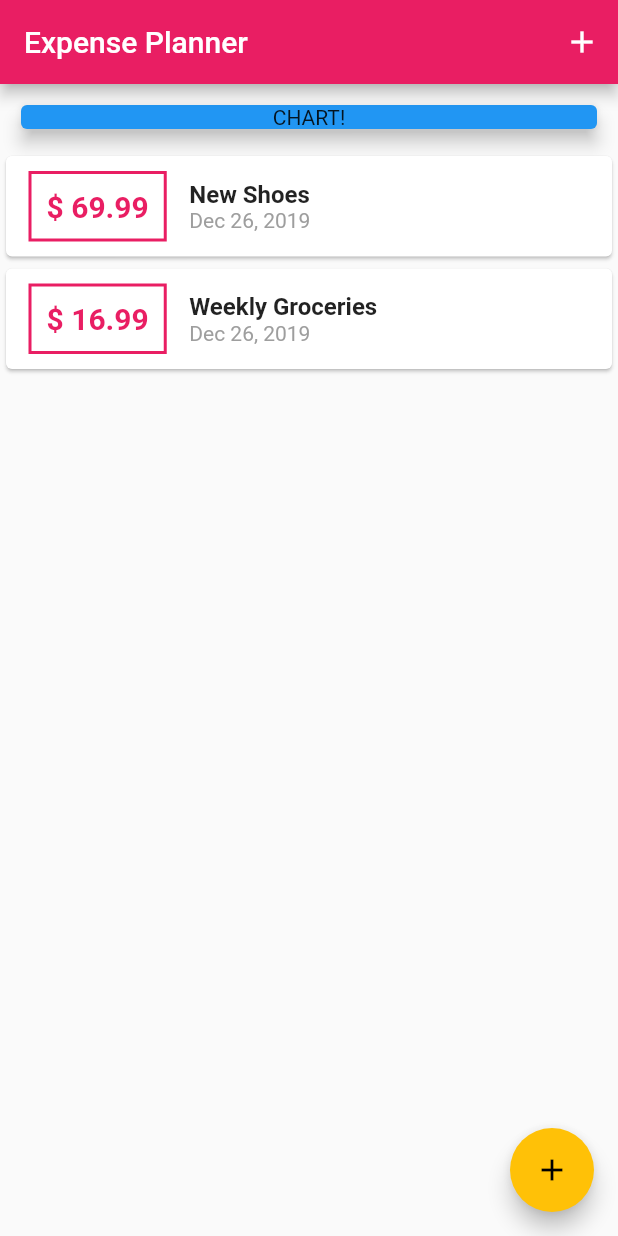
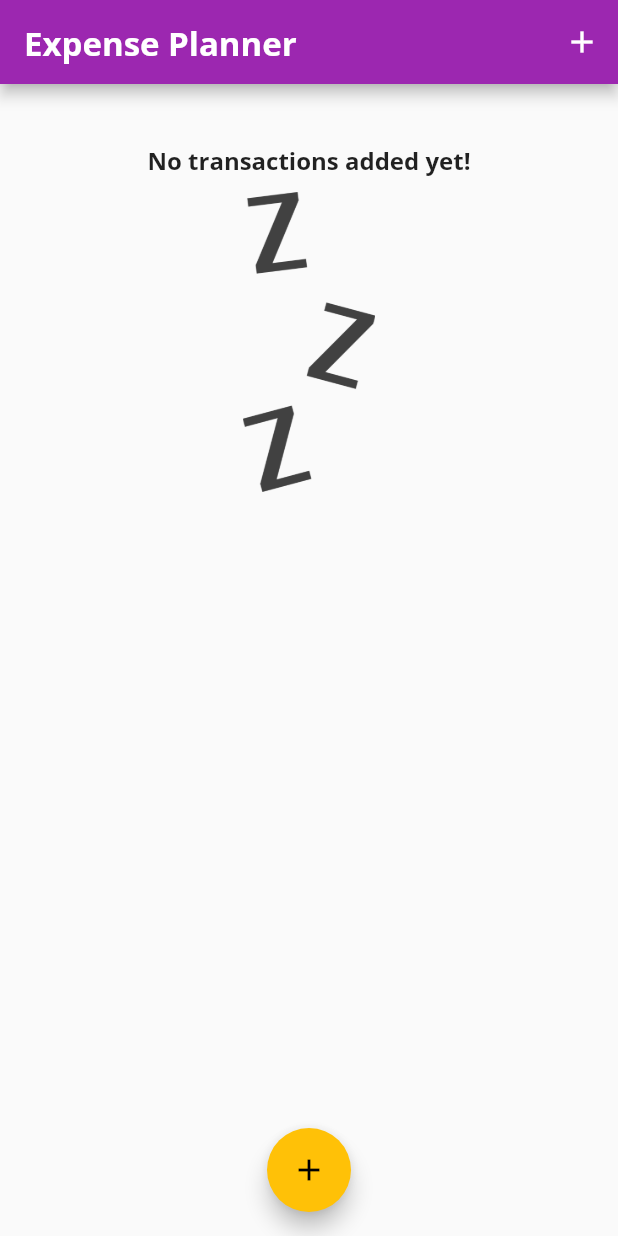
Before and after one commit to bigpel66/Flutter_Practice, a Flutter app: the screen it shows after launch, on a phone screen of 412 x 824 dp. Run offline on Flutter 3.47's test engine with Material 2 defaults, Android fonts, the phone set to English and light mode, and no system bars; statements that could not run were skipped.

Commit message:
char class added

```diff
--- a/Udemy/Learn Flutter & Dart to Build iOS & Android Apps/Section 04/flutter_expense_planner/lib/main.dart
+++ b/Udemy/Learn Flutter & Dart to Build iOS & Android Apps/Section 04/flutter_expense_planner/lib/main.dart
@@ -2,14 +2,32 @@ import 'package:flutter/material.dart';
 import './widgets/transaction_list.dart';
 import './widgets/new_transaction.dart';
 import './models/transaction.dart';
+import './widgets/chart.dart';
 
 void main() => runApp(
       MaterialApp(
         title: 'Practice with Udemy',
         home: MyHomePage(),
         theme: ThemeData(
-          primarySwatch: Colors.pink,
+          primarySwatch: Colors.purple,
           accentColor: Colors.amber,
+          fontFamily: 'Quicksand',
+          textTheme: ThemeData.light().textTheme.copyWith(
+                title: TextStyle(
+                  fontFamily: 'OpenSans',
+                  fontWeight: FontWeight.bold,
+                  fontSize: 16,
+                ),
+              ),
+          appBarTheme: AppBarTheme(
+            textTheme: ThemeData.light().textTheme.copyWith(
+                  title: TextStyle(
+                    fontFamily: 'OpenSans',
+                    fontWeight: FontWeight.bold,
+                    fontSize: 22,
+                  ),
+                ),
+          ),
         ),
       ),
     );
@@ -21,18 +39,18 @@ class MyHomePage extends StatefulWidget {
 
 class _MyHomePageState extends State<MyHomePage> {
   final List<Transaction> _userTransactions = [
-    Transaction(
-      id: 't1',
-      title: 'New Shoes',
-      amount: 69.99,
-      date: DateTime.now(),
-    ),
-    Transaction(
-      id: 't2',
-      title: 'Weekly Groceries',
-      amount: 16.99,
-      date: DateTime.now(),
-    ),
+    // Transaction(
+    //   id: 't1',
+    //   title: 'New Shoes',
+    //   amount: 69.99,
+    //   date: DateTime.now(),
+    // ),
+    // Transaction(
+    //   id: 't2',
+    //   title: 'Weekly Groceries',
+    //   amount: 16.99,
+    //   date: DateTime.now(),
+    // ),
   ];
 
   void _addNewTransaction(String title, double amount) {
@@ -76,23 +94,12 @@ class _MyHomePageState extends State<MyHomePage> {
         child: Column(
           crossAxisAlignment: CrossAxisAlignment.stretch,
           children: <Widget>[
-            Container(
-              margin: EdgeInsets.all(10),
-              width: double.infinity,
-              child: Card(
-                color: Colors.blue,
-                child: Text(
-                  'CHART!',
-                  textAlign: TextAlign.center,
-                ),
-                elevation: 5,
-              ),
-            ),
+            Chart(recentTransactions: _recentTransactions),
             TransactionList(currentTransactionList: _userTransactions),
           ],
         ),
       ),
-      floatingActionButtonLocation: FloatingActionButtonLocation.endFloat,
+      floatingActionButtonLocation: FloatingActionButtonLocation.centerFloat,
       floatingActionButton: FloatingActionButton(
         child: Icon(Icons.add),
         onPressed: () => _startAddNewTransaction(context),
--- /dev/null
+++ b/Udemy/Learn Flutter & Dart to Build iOS & Android Apps/Section 04/flutter_expense_planner/lib/widgets/chart.dart
@@ -0,0 +1,41 @@
+import 'package:flutter/material.dart';
+import 'package:intl/intl.dart';
+import '../models/transaction.dart';
+
+class Chart extends StatelessWidget {
+  final List<Transaction> recentTransactions;
+
+  Chart({@required this.recentTransactions});
+
+  List<Map<String, Object>> get groupedTransactionValues {
+    return List.generate(7, (index) {
+      final weekDay = DateTime.now().subtract(Duration(days: index));
+      double totalAmount = 0.0;
+
+      for (int i = 0; i < recentTransactions.length; i++) {
+        if (weekDay.day == recentTransactions[i].date.day &&
+            weekDay.month == recentTransactions[i].date.month &&
+            weekDay.year == recentTransactions[i].date.year) {
+          totalAmount = totalAmount + recentTransactions[i].amount;
+        }
+      }
+
+      return {'day': DateFormat.E(weekDay), 'amount': totalAmount};
+    });
+  }
+
+  @override
+  Widget build(BuildContext context) {
+    return Card(
+      margin: EdgeInsets.all(20),
+      child: Row(
+        children: <Widget>[
+          Column(
+            children: <Widget>[],
+          ),
+        ],
+      ),
+      elevation: 6,
+    );
+  }
+}
--- a/Udemy/Learn Flutter & Dart to Build iOS & Android Apps/Section 04/flutter_expense_planner/lib/widgets/transaction_list.dart
+++ b/Udemy/Learn Flutter & Dart to Build iOS & Android Apps/Section 04/flutter_expense_planner/lib/widgets/transaction_list.dart
@@ -11,7 +11,24 @@ class TransactionList extends StatelessWidget {
   Widget build(BuildContext context) {
     return Container(
       height: 300,
-      child: ListView.builder(
+      child: currentTransactionList.isEmpty
+          ? Column(
+              children: <Widget>[
+                Text(
+                  'No transactions added yet!',
+                  style: Theme.of(context).textTheme.title,
+                ),
+                SizedBox(height: 10),
+                Container(
+                  height: 200,
+                  child: Image.asset(
+                    'assets/images/waiting.png',
+                    fit: BoxFit.cover,
+                  ),
+                ),
+              ],
+            )
+          : ListView.builder(
               itemBuilder: (ctx, index) {
                 return Card(
                   child: Row(
@@ -42,10 +59,7 @@ class TransactionList extends StatelessWidget {
                         children: <Widget>[
                           Text(
                             currentTransactionList[index].title,
-                      style: TextStyle(
-                        fontSize: 16,
-                        fontWeight: FontWeight.bold,
-                      ),
+                            style: Theme.of(context).textTheme.title,
                           ),
                           Text(
                             DateFormat()
```
Also changed, not shown: Udemy/Learn Flutter & Dart to Build iOS & Android Apps/Section 04/flutter_expense_planner/pubspec.yaml (+13 -0 lines), Udemy/Learn Flutter & Dart to Build iOS & Android Apps/Section 04/flutter_expense_planner/assets/fonts/OpenSans-Bold.ttf (added), Udemy/Learn Flutter & Dart to Build iOS & Android Apps/Section 04/flutter_expense_planner/assets/fonts/OpenSans-Regular.ttf (added), Udemy/Learn Flutter & Dart to Build iOS & Android Apps/Section 04/flutter_expense_planner/assets/fonts/Quicksand-Bold.ttf (added), Udemy/Learn Flutter & Dart to Build iOS & Android Apps/Section 04/flutter_expense_planner/assets/fonts/Quicksand-Light.ttf (added), Udemy/Learn Flutter & Dart to Build iOS & Android Apps/Section 04/flutter_expense_planner/assets/fonts/Quicksand-Medium.ttf (added), Udemy/Learn Flutter & Dart to Build iOS & Android Apps/Section 04/flutter_expense_planner/assets/fonts/Quicksand-Regular.ttf (added), Udemy/Learn Flutter & Dart to Build iOS & Android Apps/Section 04/flutter_expense_planner/assets/images/waiting.png (added), 1 other file. Lines whose indentation alone changed are shown as unchanged.
